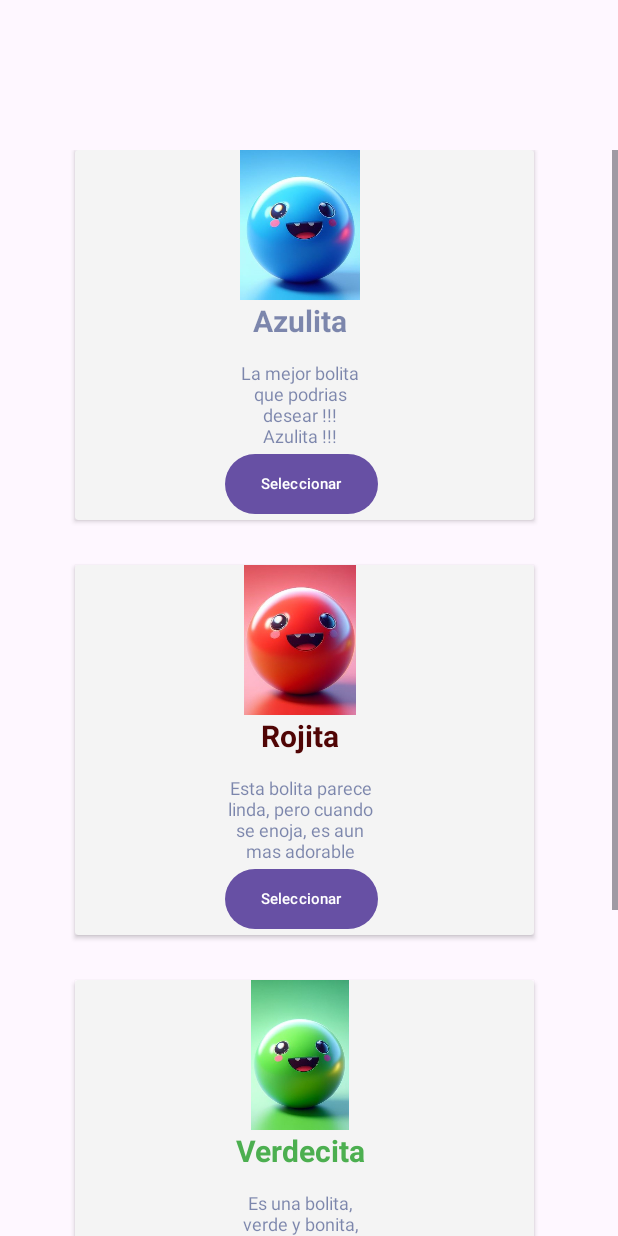
After one commit to llamasdelacruz/happy_ball, an Android app: the Skins screen opened directly, with no data from a screen before it, on a phone screen of 412 x 824 dp. The commit adds this screen. Run offline under Robolectric (Android 15) with nearby library versions, the phone set to English and light mode, and no system bars.

Commit message:
pantalla skins completa

```diff
--- /dev/null
+++ b/app/src/main/java/com/example/happy_ball/Skins.java
@@ -0,0 +1,73 @@
+package com.example.happy_ball;
+
+import androidx.appcompat.app.AppCompatActivity;
+
+import android.content.Intent;
+import android.os.Bundle;
+import android.view.View;
+import android.widget.Button;
+
+public class Skins extends AppCompatActivity {
+
+    @Override
+    protected void onCreate(Bundle savedInstanceState) {
+        super.onCreate(savedInstanceState);
+        setContentView(R.layout.skins);
+
+        final Button btn_roja = (Button)findViewById(R.id.btn_roja);
+        final Button btn_azul = (Button)findViewById(R.id.btn_azul);
+        final Button btn_verde = (Button)findViewById(R.id.btn_verde);
+        final Button btn_jeff = (Button)findViewById(R.id.btn_jeff);
+
+
+        btn_roja.setOnClickListener(new View.OnClickListener() {
+            @Override
+            public void onClick(View v) {
+                Intent nueva_actividad =new Intent(Skins.this,imagen.class);
+                Bundle nombre_bolita  = new Bundle();
+                nombre_bolita.putString("NombreBolita","bolita roja");
+                nueva_actividad.putExtras(nombre_bolita);
+
+                startActivity(nueva_actividad);
+            }
+        });
+        btn_azul.setOnClickListener(new View.OnClickListener() {
+            @Override
+            public void onClick(View v) {
+                Intent nueva_actividad =new Intent(Skins.this,imagen.class);
+                Bundle nombre_bolita  = new Bundle();
+                nombre_bolita.putString("NombreBolita","bolita azul");
+                nueva_actividad.putExtras(nombre_bolita);
+
+                startActivity(nueva_actividad);
+            }
+        });
+
+        btn_verde.setOnClickListener(new View.OnClickListener() {
+            @Override
+            public void onClick(View v) {
+                Intent nueva_actividad =new Intent(Skins.this,imagen.class);
+                Bundle nombre_bolita  = new Bundle();
+                nombre_bolita.putString("NombreBolita","bolita verde");
+                nueva_actividad.putExtras(nombre_bolita);
+
+                startActivity(nueva_actividad);
+            }
+        });
+
+        btn_jeff.setOnClickListener(new View.OnClickListener() {
+            @Override
+            public void onClick(View v) {
+                Intent nueva_actividad =new Intent(Skins.this,imagen.class);
+                Bundle nombre_bolita  = new Bundle();
+                nombre_bolita.putString("NombreBolita","has elegido a jeff");
+                nueva_actividad.putExtras(nombre_bolita);
+
+                startActivity(nueva_actividad);
+            }
+        });
+    }
+
+
+
+}
--- /dev/null
+++ b/app/src/main/java/com/example/happy_ball/imagen.java
@@ -0,0 +1,19 @@
+package com.example.happy_ball;
+
+import androidx.appcompat.app.AppCompatActivity;
+
+import android.os.Bundle;
+import android.widget.TextView;
+
+public class imagen extends AppCompatActivity {
+
+    @Override
+    protected void onCreate(Bundle savedInstanceState) {
+        super.onCreate(savedInstanceState);
+        setContentView(R.layout.imagen_activity);
+        Bundle b = this.getIntent().getExtras();
+        final TextView texto = (TextView)findViewById(R.id.textView);
+        texto.setText(b.getString("NombreBolita"));
+
+    }
+}
--- /dev/null
+++ b/app/src/main/res/layout/imagen_activity.xml
@@ -0,0 +1,31 @@
+<?xml version="1.0" encoding="utf-8"?>
+<RelativeLayout xmlns:android="http://schemas.android.com/apk/res/android"
+    xmlns:app="http://schemas.android.com/apk/res-auto"
+    xmlns:tools="http://schemas.android.com/tools"
+    android:layout_width="match_parent"
+    android:layout_height="match_parent">
+
+    <TextView
+        android:id="@+id/bolita_elegida2"
+        android:layout_width="wrap_content"
+        android:layout_height="wrap_content"
+
+        android:layout_centerHorizontal="true"
+        android:text="Has elegido una bolita"
+
+        android:textSize="30dp"
+        />
+    <TextView
+        android:id="@+id/textView"
+        android:layout_width="wrap_content"
+        android:layout_height="wrap_content"
+        android:layout_below="@+id/bolita_elegida2"
+        android:text="Has elegido una bolita"
+        android:textSize="20dp"
+        android:layout_marginTop="100dp"
+        android:layout_centerHorizontal="true"
+        />
+
+
+
+</RelativeLayout>
--- /dev/null
+++ b/app/src/main/res/layout/skins.xml
@@ -0,0 +1,275 @@
+<?xml version="1.0" encoding="utf-8"?>
+
+<RelativeLayout  xmlns:android="http://schemas.android.com/apk/res/android"
+    xmlns:app="http://schemas.android.com/apk/res-auto"
+    xmlns:tools="http://schemas.android.com/tools"
+    android:layout_width="match_parent"
+    android:layout_height="match_parent">
+
+
+    <ScrollView
+        android:layout_marginTop="100dp"
+        android:layout_width="match_parent"
+        android:layout_height="match_parent">
+
+        <LinearLayout
+            android:layout_width="match_parent"
+            android:layout_height="match_parent"
+            android:orientation="vertical" >
+
+            <!-- Bolita azul         -->
+
+            <androidx.cardview.widget.CardView
+                android:layout_width="306dp"
+                android:layout_height="wrap_content"
+                android:layout_marginStart="50dp"
+                app:cardBackgroundColor="#F4F4F4">
+
+                <LinearLayout
+                    android:layout_width="match_parent"
+                    android:layout_height="match_parent"
+                    android:orientation="vertical">
+
+                    <ImageView
+                        android:id="@+id/bolitaAzul"
+                        android:layout_width="100dp"
+                        android:layout_height="100dp"
+                        android:layout_marginStart="100dp"
+
+                        app:srcCompat="@drawable/bolita_azul" />
+
+                    <TextView
+                        android:id="@+id/titulo_bolita_azul"
+                        android:layout_width="100dp"
+                        android:layout_height="40dp"
+                        android:layout_marginStart="100dp"
+                        android:text="Azulita"
+                        android:textAlignment="center"
+                        android:textColor="#80031863"
+                        android:textSize="20dp"
+                        android:textStyle="bold">
+
+                    </TextView>
+
+                    <TextView
+                        android:id="@+id/descripcion_azul"
+                        android:layout_width="100dp"
+                        android:layout_height="wrap_content"
+                        android:layout_marginHorizontal="19dp"
+                        android:layout_marginStart="100dp"
+                        android:text="@string/descripcion_azul"
+                        android:textAlignment="center"
+                        android:textColor="#80031863"
+                        android:textSize="12dp"
+                        android:textStyle="normal">
+
+                    </TextView>
+
+                    <Button
+                        android:id="@+id/btn_azul"
+                        android:layout_width="wrap_content"
+                        android:layout_height="wrap_content"
+                        android:layout_marginStart="100dp"
+                        android:text="@string/btn_aceptar"
+                        android:textSize="10dp">
+
+                    </Button>
+                </LinearLayout>
+
+            </androidx.cardview.widget.CardView>
+            <!-- Bolita roja            -->
+            <androidx.cardview.widget.CardView
+                android:layout_marginTop="30dp"
+                android:layout_width="306dp"
+                android:layout_height="wrap_content"
+                android:layout_marginStart="50dp"
+                app:cardBackgroundColor="#F4F4F4">
+
+                <LinearLayout
+                    android:layout_width="match_parent"
+                    android:layout_height="match_parent"
+                    android:orientation="vertical">
+
+                    <ImageView
+                        android:id="@+id/bolitaRoja"
+                        android:layout_width="100dp"
+                        android:layout_height="100dp"
+                        android:layout_marginStart="100dp"
+
+                        app:srcCompat="@drawable/bolita_roja" />
+
+                    <TextView
+                        android:id="@+id/titulo_bolita_roja"
+                        android:layout_width="100dp"
+                        android:layout_height="40dp"
+                        android:layout_marginStart="100dp"
+                        android:text="Rojita"
+                        android:textAlignment="center"
+                        android:textColor="#500505"
+                        android:textSize="20dp"
+                        android:textStyle="bold">
+
+                    </TextView>
+
+                    <TextView
+                        android:id="@+id/descripcion_roja"
+                        android:layout_width="100dp"
+                        android:layout_height="wrap_content"
+                        android:layout_marginHorizontal="19dp"
+                        android:layout_marginStart="100dp"
+                        android:text="@string/descripcion_roja"
+                        android:textAlignment="center"
+                        android:textColor="#80031863"
+                        android:textSize="12dp"
+                        android:textStyle="normal">
+
+                    </TextView>
+
+                    <Button
+                        android:id="@+id/btn_roja"
+                        android:layout_width="wrap_content"
+                        android:layout_height="wrap_content"
+                        android:layout_marginStart="100dp"
+                        android:text="@string/btn_aceptar"
+                        android:textSize="10dp">
+
+                    </Button>
+                </LinearLayout>
+
+            </androidx.cardview.widget.CardView>
+
+
+            <!-- Bolita  verde           -->
+
+
+            <androidx.cardview.widget.CardView
+                android:layout_width="306dp"
+                android:layout_height="wrap_content"
+                android:layout_marginStart="50dp"
+                android:layout_marginTop="30dp"
+                app:cardBackgroundColor="#F4F4F4">
+
+                <LinearLayout
+
+                    android:layout_width="match_parent"
+                    android:layout_height="match_parent"
+                    android:orientation="vertical">
+
+                    <ImageView
+                        android:id="@+id/bolitaVerde"
+                        android:layout_width="100dp"
+                        android:layout_height="100dp"
+                        android:layout_marginStart="100dp"
+
+                        app:srcCompat="@drawable/bolita_verde" />
+
+                    <TextView
+                        android:id="@+id/titulo_bolita_verde"
+                        android:layout_width="100dp"
+                        android:layout_height="40dp"
+                        android:layout_marginStart="100dp"
+                        android:text="Verdecita"
+                        android:textAlignment="center"
+                        android:textColor="#4CAF50"
+                        android:textSize="20dp"
+                        android:textStyle="bold">
+
+                    </TextView>
+
+                    <TextView
+                        android:id="@+id/descripcion_verde"
+                        android:layout_width="100dp"
+                        android:layout_height="wrap_content"
+                        android:layout_marginHorizontal="19dp"
+                        android:layout_marginStart="100dp"
+                        android:text="@string/descripcion_verde"
+                        android:textAlignment="center"
+                        android:textColor="#80031863"
+                        android:textSize="12dp"
+                        android:textStyle="normal">
+
+                    </TextView>
+
+                    <Button
+                        android:id="@+id/btn_verde"
+                        android:layout_width="wrap_content"
+                        android:layout_height="wrap_content"
+                        android:layout_marginStart="100dp"
+                        android:text="@string/btn_aceptar"
+                        android:textSize="10dp">
+
+                    </Button>
+                </LinearLayout>
+
+            </androidx.cardview.widget.CardView>
+            <!-- Bolita  jeff           -->
+
+            <androidx.cardview.widget.CardView
+                android:layout_width="306dp"
+                android:layout_height="wrap_content"
+                android:layout_marginStart="50dp"
+                android:layout_marginTop="30dp"
+                app:cardBackgroundColor="#F4F4F4">
+
+                <LinearLayout
+
+                    android:layout_width="match_parent"
+                    android:layout_height="match_parent"
+                    android:orientation="vertical">
+
+                    <ImageView
+                        android:id="@+id/bolitaJeff"
+                        android:layout_width="100dp"
+                        android:layout_height="100dp"
+                        android:layout_marginStart="100dp"
+
+                        app:srcCompat="@drawable/jeff" />
+
+                    <TextView
+                        android:id="@+id/titulo_bolita_Jeff"
+                        android:layout_width="100dp"
+                        android:layout_height="40dp"
+                        android:layout_marginStart="100dp"
+                        android:text="Jeff"
+                        android:textAlignment="center"
+                        android:textColor="#151515"
+                        android:textSize="20dp"
+                        android:textStyle="bold">
+
+                    </TextView>
+
+                    <TextView
+                        android:id="@+id/descripcion_Jeff"
+                        android:layout_width="100dp"
+                        android:layout_height="wrap_content"
+                        android:layout_marginHorizontal="19dp"
+                        android:layout_marginStart="100dp"
+                        android:text="solo es jeff"
+                        android:textAlignment="center"
+                        android:textColor="#80031863"
+                        android:textSize="12dp"
+                        android:textStyle="normal">
+
+                    </TextView>
+
+                    <Button
+                        android:id="@+id/btn_jeff"
+                        android:layout_width="wrap_content"
+                        android:layout_height="wrap_content"
+                        android:layout_marginStart="100dp"
+                        android:text="@string/btn_aceptar"
+                        android:textSize="10dp">
+
+                    </Button>
+                </LinearLayout>
+
+            </androidx.cardview.widget.CardView>
+
+        </LinearLayout>
+
+
+
+    </ScrollView>
+
+
+</RelativeLayout>
--- a/app/src/main/res/values/strings.xml
+++ b/app/src/main/res/values/strings.xml
@@ -1,3 +1,7 @@
 <resources>
     <string name="app_name">Happy_ball</string>
+    <string name="descripcion_azul">La mejor bolita que podrias desear !!! Azulita !!!</string>
+    <string name="descripcion_roja">Esta bolita parece linda, pero cuando se enoja, es aun mas adorable</string>
+    <string name="descripcion_verde">Es una bolita, verde y bonita, lista para la aventura</string>
+    <string name="btn_aceptar">Seleccionar</string>
 </resources>
```
Also changed, not shown: app/src/main/AndroidManifest.xml (+15 -0 lines), app/src/main/res/drawable/bolita_azul.jpg (added), app/src/main/res/drawable/bolita_roja.jpg (added), app/src/main/res/drawable/bolita_verde.jpg (added), app/src/main/res/drawable/bolitas.jpg (added), app/src/main/res/drawable/jeff.jpg (added).
